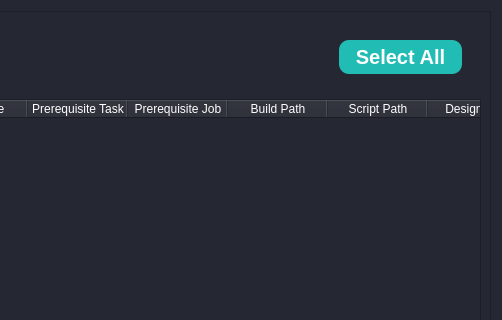
First picture: the form in src/frontend/UiFiles/Jobs.ui, repository bassant-hisham/Anomalies-Tracker-Siemens-Academy, before the edit; both pictures show x 294 to 796 and y 0 to 320 of the 796 by 606 pixel window.
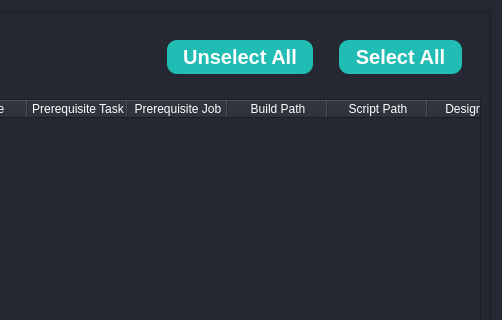
Second picture: the form after the edit.

Commit message: unselectall added in jobs

```diff
--- a/src/frontend/UiFiles/Jobs.ui
+++ b/src/frontend/UiFiles/Jobs.ui
@@ -112,8 +112,8 @@
        <rect>
         <x>0</x>
         <y>0</y>
-        <width>772</width>
-        <height>582</height>
+        <width>776</width>
+        <height>586</height>
        </rect>
       </property>
       <property name="styleSheet">
@@ -144,6 +144,37 @@
               </property>
              </spacer>
             </item>
+            <item>
+             <widget class="QPushButton" name="unselectall_pushButton">
+              <property name="styleSheet">
+               <string notr="true">QPushButton {
+	border: 0px solid rgb(52, 59, 72);
+	color: rgb(255, 255, 255);
+	border-radius: 10px;
+    background-color: rgb(33, 188, 180);
+	color: rgb(255, 255, 255);
+	margin:10px;
+	padding:5px;
+font:bold 20px;
+}
+QPushButton:hover {
+	background-color: rgb(57, 65, 80);
+	border: 5px solid transparent;
+}
+QPushButton:pressed {
+	background-color: rgb(35, 40, 49);
+	border: 7px solid transparent;
+}
+QPushButton:disabled {
+	background-color: rgb(102, 109, 122);
+	color: rgb(168, 168, 168);
+}</string>
+              </property>
+              <property name="text">
+               <string>  Unselect All  </string>
+              </property>
+             </widget>
+            </item>
             <item>
              <widget class="QPushButton" name="selectall_pushButton">
               <property name="minimumSize">
```
The commit also changes 2 other files.
